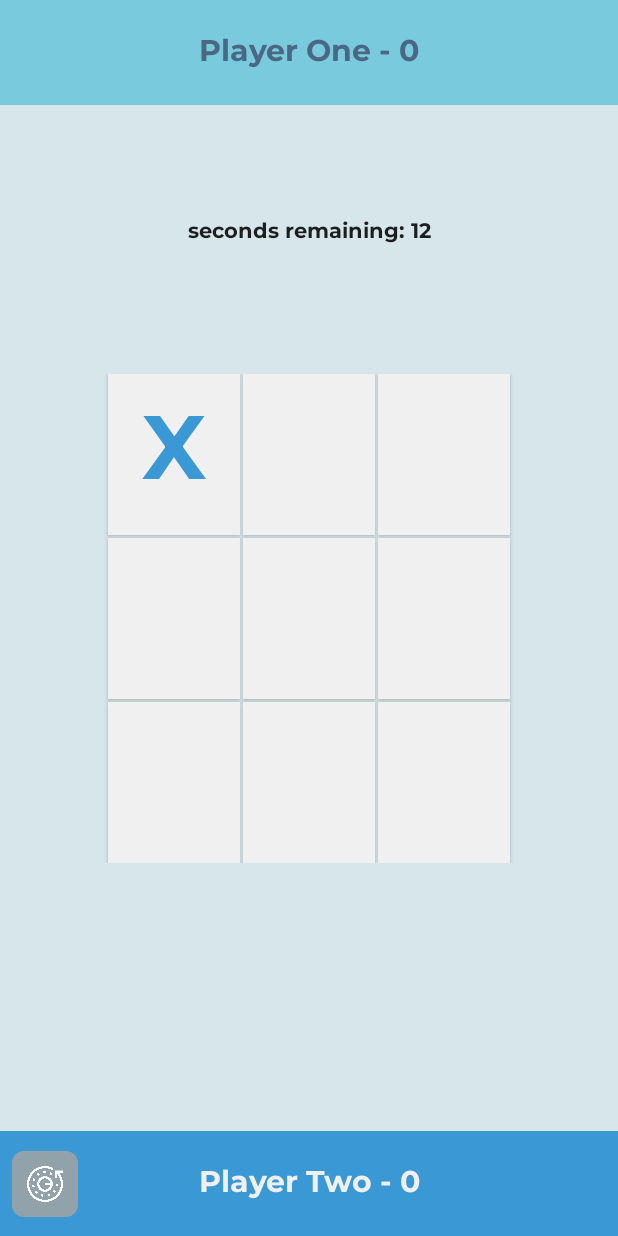
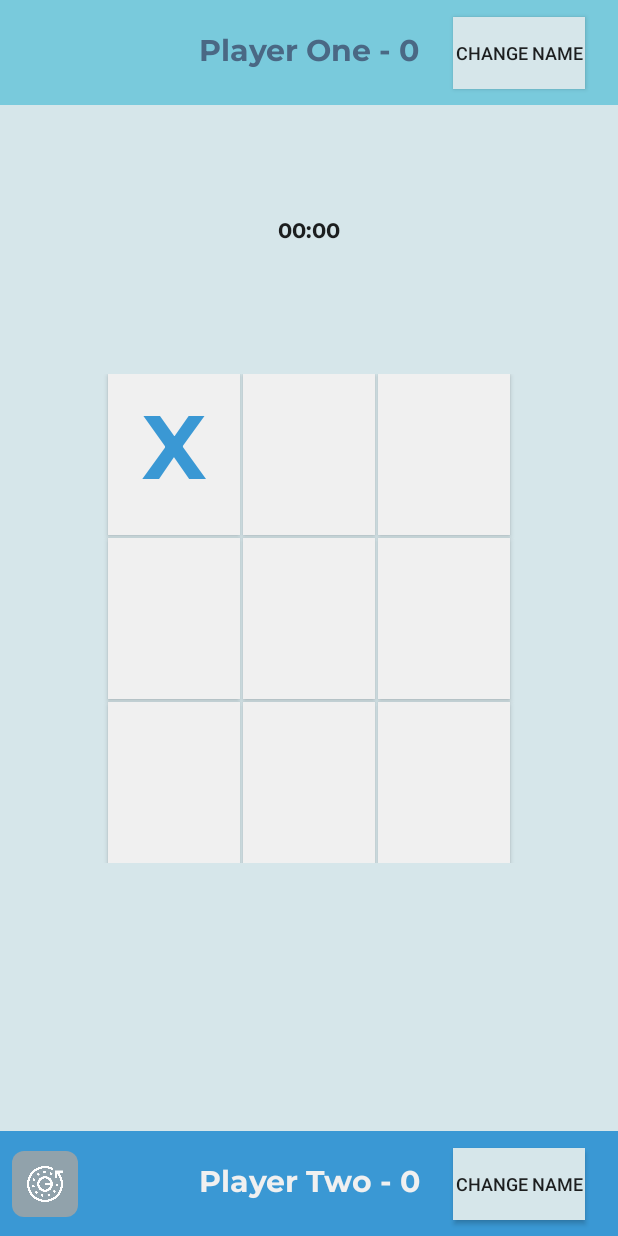
Before and after one commit to Skill-Class/TicTacToeGame, an Android app: the MainActivity screen opened directly, with no data from a screen before it, after a tap on an icon or button, on a phone screen of 412 x 824 dp. Run offline under Robolectric (Android 15) with nearby library versions, the light colour scheme and no system bars; 1 other tap on this screen came first.

Commit message:
added ability to change player names

```diff
--- a/app/src/main/java/com/example/tictactoe/MainActivity.java
+++ b/app/src/main/java/com/example/tictactoe/MainActivity.java
@@ -3,18 +3,20 @@ package com.example.tictactoe;
 import android.app.Activity;
 import android.content.Intent;
 import android.graphics.Color;
+import android.os.Build;
 import android.os.Bundle;
-
-import android.os.SystemClock;
-
+import android.view.Gravity;
 import android.view.LayoutInflater;
 import android.view.View;
 import android.view.ViewGroup;
 import android.view.animation.Animation;
 import android.view.animation.AnimationUtils;
 import android.widget.Button;
+import android.widget.EditText;
 import android.widget.ImageButton;
 import android.widget.ImageView;
+import android.widget.PopupWindow;
+import android.widget.RelativeLayout.LayoutParams;
 import android.widget.TextView;
 import android.widget.Toast;
 
@@ -58,6 +60,12 @@ public class MainActivity extends AppCompatActivity {
     private TextView timerView;
  //   private Chronometer timerr;
     private Animation flip, clear;
+    private PopupWindow mPopupWindow;
+    private Button addPlayer1Name, addPlayer2Name, okButton;
+    private EditText playerNameEditText;
+    String playerName = "";
+    String player1 = "Player One", player2 = "Player Two";
+
 
     private String player1Symbol = "X";
     private String player2Symbol = "O";
@@ -77,6 +85,9 @@ public class MainActivity extends AppCompatActivity {
 
         textViewPlayer1 = findViewById(R.id.textView);
         textViewPlayer2 = findViewById(R.id.textView2);
+        addPlayer1Name = findViewById(R.id.addName);
+        addPlayer2Name = findViewById(R.id.addPlayer2Name);
+        updatePointsText();
 
      //   timerr = findViewById(R.id.timerID);
         timerView = findViewById(R.id.timerID);
@@ -94,28 +105,51 @@ public class MainActivity extends AppCompatActivity {
 
         ImageButton buttonReset = findViewById(R.id.image_button);
         buttonReset.setOnClickListener(v -> resetGame());
-
-      //  timerr.start();
-
-        countDownTimer = new CountDownTimer(15000, 1000) {
-
-            public void onTick(long millisUntilFinished) {
-                timerView.setText("seconds remaining: " + millisUntilFinished / 1000);
-            }
-
-            public void onFinish() {
-                showToastMessage("Timeout!",R.drawable.timer);
-                countDownTimer.cancel();
-                resetBoard();
-                countDownTimer.start();
-            }
-        }.start();
+        addPlayer1Name.setOnClickListener(view -> {
+            getPlayerName(1);
+        });
+        addPlayer2Name.setOnClickListener(view -> {
+            getPlayerName(2);
+        });
     }
 
-    @Override
-    protected void onDestroy() {
-        super.onDestroy();
-        countDownTimer.cancel();
+    /**
+     * Pops up a window with editText to enter the name and hitting close will update the name
+     */
+    private void getPlayerName(int i) {
+        LayoutInflater inflater = LayoutInflater.from(getApplicationContext());
+        View customView = inflater.inflate(R.layout.add_player_name, null);
+        mPopupWindow = new PopupWindow(
+                customView,
+                LayoutParams.WRAP_CONTENT,
+                LayoutParams.WRAP_CONTENT,
+                true
+        );
+        if (Build.VERSION.SDK_INT >= 21) {
+            mPopupWindow.setElevation(5.0f);
+        }
+
+        ImageButton closeButton = customView.findViewById(R.id.ib_close);
+        playerNameEditText = customView.findViewById(R.id.playerName);
+
+        closeButton.setOnClickListener(view1 -> {
+            // Dismiss the popup window
+            if (playerNameEditText != null) {
+                playerName = playerNameEditText.getText().toString();
+            }
+            if (!playerName.equals("")) {
+                if (i == 1) {
+                    player1 = playerName;
+                    updatePointsText();
+                } else {
+                    player2 = playerName;
+                    updatePointsText();
+                }
+            }
+            mPopupWindow.dismiss();
+        });
+
+        mPopupWindow.showAtLocation(addPlayer1Name, Gravity.CENTER, 0, 0);
     }
 
     private void buttonPressed(View view) {
@@ -172,7 +206,6 @@ public class MainActivity extends AppCompatActivity {
 
     }
 
-
     private boolean checkForWin() {
         String[][] field = new String[3][3];
 
@@ -214,8 +247,8 @@ public class MainActivity extends AppCompatActivity {
         showToastMessage("Player one won", R.drawable.thumbs_up);
         updatePointsText();
         resetBoard();
-        countDownTimer.cancel();
-        countDownTimer.start();
+       //  countDownTimer.cancel();
+       // countDownTimer.start();
       //  timer.cancel();
       //  timer.purge();
       //  time = 0;
@@ -227,8 +260,8 @@ public class MainActivity extends AppCompatActivity {
         showToastMessage("Player two won", R.drawable.thumbs_up);
         updatePointsText();
         resetBoard();
-        countDownTimer.cancel();
-        countDownTimer.start();
+      //  countDownTimer.cancel();
+      //  countDownTimer.start();
      //   timer.cancel();
      //   timer.purge();
       //  time = 0;
@@ -247,8 +280,8 @@ public class MainActivity extends AppCompatActivity {
     }
 
     private void updatePointsText() {
-        textViewPlayer1.setText("Player One - " + player1Points);
-        textViewPlayer2.setText("Player Two - " + player2Points);
+        textViewPlayer1.setText(player1 + " - " + player1Points);
+        textViewPlayer2.setText(player2 + " - " +player2Points);
     }
 
     private void resetBoard() {
@@ -278,7 +311,5 @@ public class MainActivity extends AppCompatActivity {
         toast.setDuration(Toast.LENGTH_SHORT);
         toast.setView(layout);
         toast.show();
-
-
     }
 }
--- a/app/src/main/res/layout/activity_main.xml
+++ b/app/src/main/res/layout/activity_main.xml
@@ -4,6 +4,7 @@
     xmlns:tools="http://schemas.android.com/tools"
     android:layout_width="match_parent"
     android:layout_height="match_parent"
+    android:background="#D6E6EA"
     tools:context=".MainActivity">
 
     <androidx.constraintlayout.widget.ConstraintLayout
@@ -15,6 +16,20 @@
         app:layout_constraintStart_toStartOf="parent"
         app:layout_constraintTop_toTopOf="parent">
 
+        <Button
+            android:id="@+id/addName"
+            android:layout_width="wrap_content"
+            android:layout_height="wrap_content"
+            android:layout_marginTop="8dp"
+            android:layout_marginBottom="8dp"
+            android:text="Change name"
+            android:textSize="12sp"
+            android:background="#D6E6EA"
+            app:layout_constraintBottom_toBottomOf="parent"
+            app:layout_constraintEnd_toEndOf="parent"
+            app:layout_constraintStart_toEndOf="@+id/textView"
+            app:layout_constraintTop_toTopOf="parent" />
+
         <TextView
             android:id="@+id/textView"
             android:layout_width="wrap_content"
@@ -22,7 +37,7 @@
             android:layout_marginTop="8dp"
             android:layout_marginBottom="8dp"
             android:fontFamily="@font/montserrat_bold"
-            android:text="Player One - 0"
+            android:text="Player One"
             android:textColor="#4A6884"
             android:textSize="20sp"
             app:layout_constraintBottom_toBottomOf="parent"
@@ -76,12 +91,12 @@
             android:layout_height="wrap_content"
             android:layout_marginStart="32dp"
             android:layout_marginLeft="32dp"
+            android:background="#f0f0f0"
+            android:elevation="2dp"
+            android:fontFamily="@font/montserrat_bold"
+            android:padding="10dp"
             android:textSize="60sp"
             android:textStyle="bold"
-            android:elevation="2dp"
-            android:padding="10dp"
-            android:background="#f0f0f0"
-            android:fontFamily="@font/montserrat_bold"
             app:layout_constraintStart_toStartOf="parent"
             app:layout_constraintTop_toTopOf="parent" />
 
@@ -93,10 +108,10 @@
             android:layout_marginLeft="2dp"
             android:background="#f0f0f0"
             android:elevation="2dp"
-            android:textStyle="bold"
             android:fontFamily="@font/montserrat_bold"
             android:padding="10dp"
             android:textSize="60sp"
+            android:textStyle="bold"
             app:layout_constraintBottom_toBottomOf="@+id/button_00"
             app:layout_constraintStart_toEndOf="@+id/button_00"
             app:layout_constraintTop_toTopOf="@+id/button_00" />
@@ -111,10 +126,10 @@
             android:layout_marginRight="32dp"
             android:background="#f0f0f0"
             android:elevation="2dp"
-            android:textStyle="bold"
             android:fontFamily="@font/montserrat_bold"
             android:padding="10dp"
             android:textSize="60sp"
+            android:textStyle="bold"
             app:layout_constraintBottom_toBottomOf="@+id/button_01"
             app:layout_constraintEnd_toEndOf="parent"
             app:layout_constraintStart_toEndOf="@+id/button_01"
@@ -126,11 +141,11 @@
             android:layout_height="wrap_content"
             android:layout_marginTop="2dp"
             android:background="#f0f0f0"
+            android:elevation="2dp"
             android:fontFamily="@font/montserrat_bold"
             android:padding="10dp"
+            android:textSize="60sp"
             android:textStyle="bold"
-            android:elevation="2dp"
-            android:textSize="60sp"
             app:layout_constraintStart_toStartOf="@+id/button_00"
             app:layout_constraintTop_toBottomOf="@+id/button_00" />
 
@@ -138,12 +153,12 @@
             android:id="@+id/button_11"
             android:layout_width="wrap_content"
             android:layout_height="wrap_content"
+            android:background="#f0f0f0"
+            android:elevation="2dp"
+            android:fontFamily="@font/montserrat_bold"
+            android:padding="10dp"
             android:textSize="60sp"
-            android:padding="10dp"
-            android:elevation="2dp"
             android:textStyle="bold"
-            android:background="#f0f0f0"
-            android:fontFamily="@font/montserrat_bold"
             app:layout_constraintEnd_toStartOf="@+id/button_12"
             app:layout_constraintStart_toEndOf="@+id/button_10"
             app:layout_constraintTop_toTopOf="@+id/button_10" />
@@ -152,11 +167,11 @@
             android:id="@+id/button_12"
             android:layout_width="0dp"
             android:layout_height="wrap_content"
-            android:textSize="60sp"
-            android:padding="10dp"
-            android:textStyle="bold"
             android:background="#f0f0f0"
             android:fontFamily="@font/montserrat_bold"
+            android:padding="10dp"
+            android:textSize="60sp"
+            android:textStyle="bold"
             app:layout_constraintBottom_toBottomOf="@+id/button_11"
             app:layout_constraintEnd_toEndOf="@+id/button_02"
             app:layout_constraintTop_toTopOf="@+id/button_11" />
@@ -167,11 +182,11 @@
             android:layout_height="wrap_content"
             android:layout_marginTop="2dp"
             android:background="#f0f0f0"
+            android:elevation="2dp"
             android:fontFamily="@font/montserrat_bold"
             android:padding="10dp"
-            android:elevation="2dp"
+            android:textSize="60sp"
             android:textStyle="bold"
-            android:textSize="60sp"
             app:layout_constraintStart_toStartOf="@+id/button_10"
             app:layout_constraintTop_toBottomOf="@+id/button_10" />
 
@@ -179,12 +194,12 @@
             android:id="@+id/button_21"
             android:layout_width="wrap_content"
             android:layout_height="wrap_content"
+            android:background="#f0f0f0"
+            android:elevation="2dp"
+            android:fontFamily="@font/montserrat_bold"
+            android:padding="10dp"
             android:textSize="60sp"
-            android:padding="10dp"
-            android:elevation="2dp"
             android:textStyle="bold"
-            android:background="#f0f0f0"
-            android:fontFamily="@font/montserrat_bold"
             app:layout_constraintEnd_toStartOf="@+id/button_22"
             app:layout_constraintStart_toEndOf="@+id/button_20"
             app:layout_constraintTop_toTopOf="@+id/button_20" />
@@ -193,12 +208,12 @@
             android:id="@+id/button_22"
             android:layout_width="wrap_content"
             android:layout_height="wrap_content"
+            android:background="#f0f0f0"
+            android:elevation="2dp"
+            android:fontFamily="@font/montserrat_bold"
+            android:padding="10dp"
             android:textSize="60sp"
-            android:padding="10dp"
             android:textStyle="bold"
-            android:elevation="2dp"
-            android:background="#f0f0f0"
-            android:fontFamily="@font/montserrat_bold"
             app:layout_constraintBottom_toBottomOf="@+id/button_21"
             app:layout_constraintEnd_toEndOf="@+id/button_12"
             app:layout_constraintTop_toTopOf="@+id/button_21" />
@@ -214,21 +229,6 @@
         app:layout_constraintEnd_toEndOf="parent"
         app:layout_constraintHorizontal_bias="1.0"
         app:layout_constraintStart_toStartOf="parent">
-
-        <TextView
-            android:id="@+id/textView2"
-            android:layout_width="wrap_content"
-            android:layout_height="wrap_content"
-            android:layout_marginTop="8dp"
-            android:layout_marginBottom="8dp"
-            android:fontFamily="@font/montserrat_bold"
-            android:text="Player Two - 0"
-            android:textColor="#f0f0f0"
-            android:textSize="20sp"
-            app:layout_constraintBottom_toBottomOf="parent"
-            app:layout_constraintEnd_toEndOf="parent"
-            app:layout_constraintStart_toStartOf="parent"
-            app:layout_constraintTop_toTopOf="parent" />
 
         <ImageButton
             android:id="@+id/image_button"
@@ -248,6 +248,35 @@
 
         </ImageButton>
 
+        <TextView
+            android:id="@+id/textView2"
+            android:layout_width="wrap_content"
+            android:layout_height="wrap_content"
+            android:layout_marginTop="8dp"
+            android:layout_marginBottom="8dp"
+            android:fontFamily="@font/montserrat_bold"
+            android:text="Player Two"
+            android:textColor="#f0f0f0"
+            android:textSize="20sp"
+            app:layout_constraintBottom_toBottomOf="parent"
+            app:layout_constraintEnd_toEndOf="parent"
+            app:layout_constraintStart_toStartOf="parent"
+            app:layout_constraintTop_toTopOf="parent" />
+
+        <Button
+            android:id="@+id/addPlayer2Name"
+            android:layout_width="wrap_content"
+            android:layout_height="wrap_content"
+            android:layout_marginTop="8dp"
+            android:layout_marginBottom="8dp"
+            android:text="Change name"
+            android:textSize="12sp"
+            android:background="#D6E6EA"
+            app:layout_constraintBottom_toBottomOf="parent"
+            app:layout_constraintEnd_toEndOf="parent"
+            app:layout_constraintStart_toEndOf="@+id/textView2"
+            app:layout_constraintTop_toTopOf="parent" />
+
 
     </androidx.constraintlayout.widget.ConstraintLayout>
 
```
Also changed, not shown: app/src/main/res/drawable/close.xml (added, +9 -0 lines), app/src/main/res/layout/add_player_name.xml (added, +28 -0 lines).
